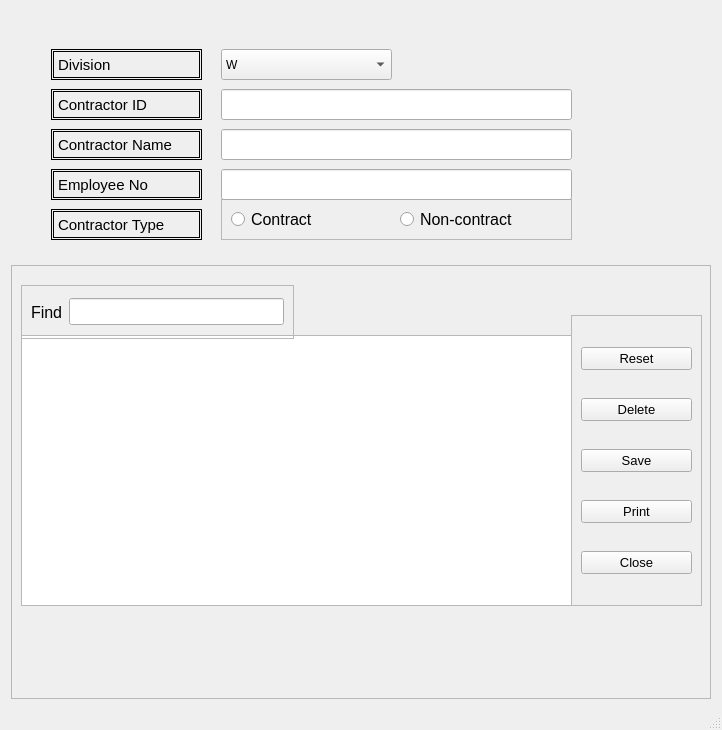
The window that contractor_entry/contractorEntry.ui (Kevin-Tan2/IMS) describes before a commit, drawn with Qt 5.
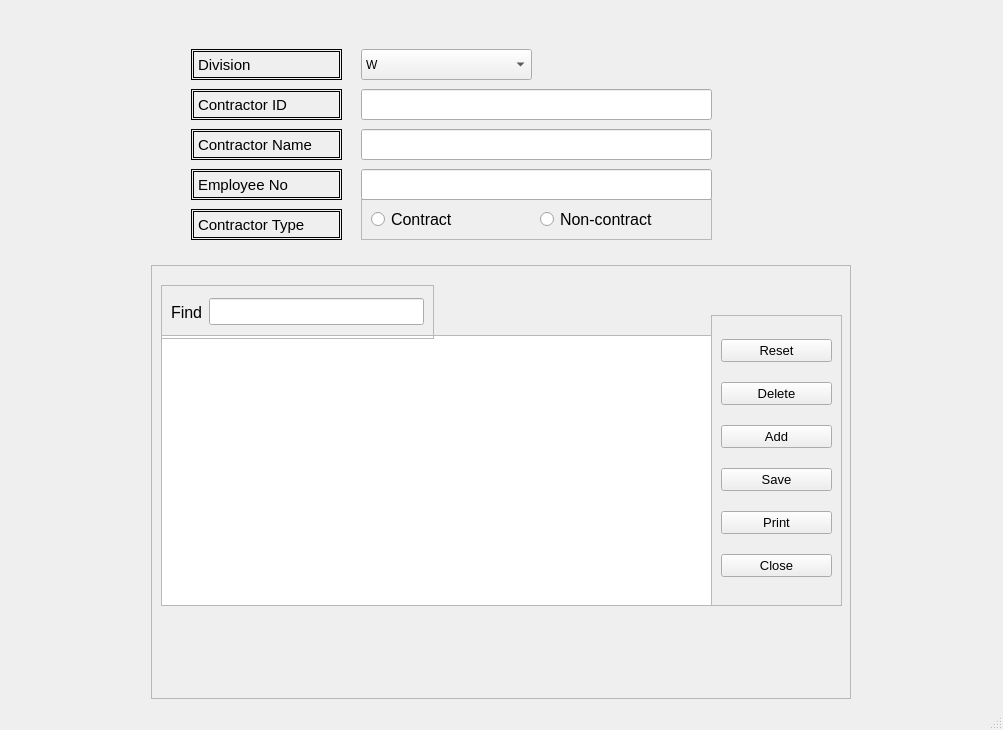
The same window after the commit.

Commit message: Add button is added in .ui file, and the event response add_df is implemented to insert new row data in contractorEntry.py

```diff
--- a/contractor_entry/contractorEntry.ui
+++ b/contractor_entry/contractorEntry.ui
@@ -6,7 +6,7 @@
    <rect>
     <x>0</x>
     <y>0</y>
-    <width>722</width>
+    <width>1003</width>
     <height>730</height>
    </rect>
   </property>
@@ -320,6 +320,18 @@
           </property>
          </widget>
         </item>
+        <item>
+         <widget class="QPushButton" name="addButton">
+          <property name="font">
+           <font>
+            <pointsize>10</pointsize>
+           </font>
+          </property>
+          <property name="text">
+           <string>Add</string>
+          </property>
+         </widget>
+        </item>
         <item>
          <widget class="QPushButton" name="saveButton">
           <property name="font">
```
Left out of the diff: 2 changed lines with no effect on the pictures. The commit also changes 1 other file.
